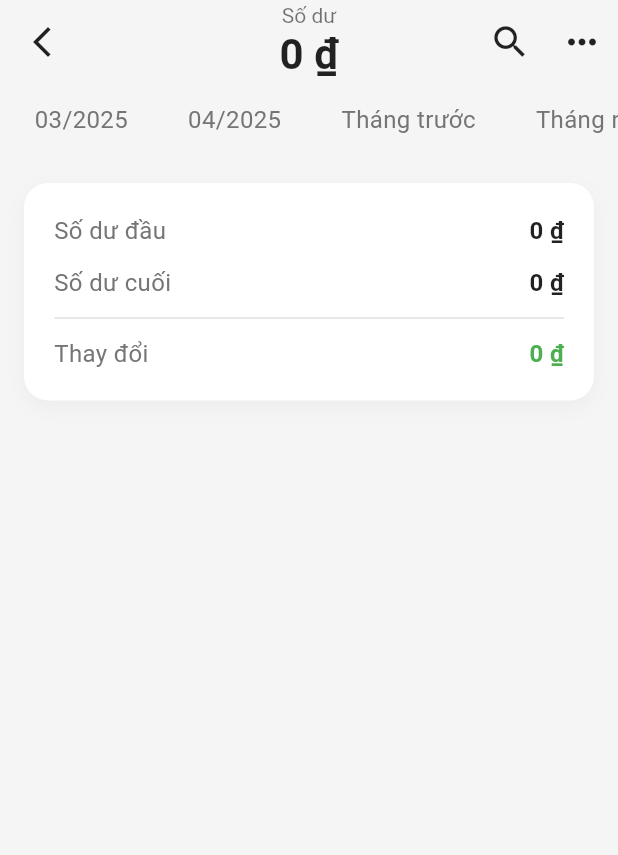
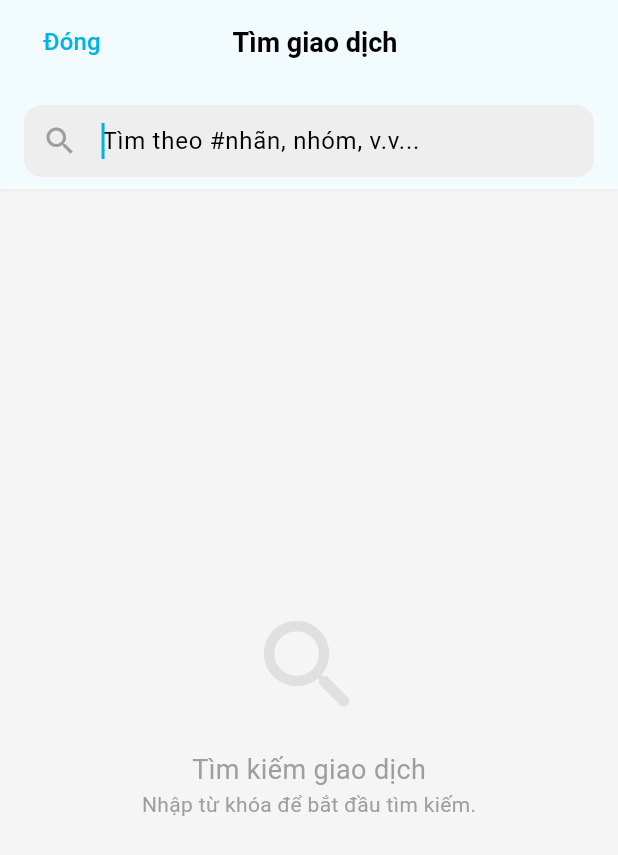
Before and after one commit to PhatNguyenTT/ExpensesTracker, a Flutter app: the ViewAllExpenses screen opened directly with empty values, after a tap on the "search" icon, on a phone screen of 412 x 824 dp. Shown: the top 855 px of the screen. Run offline on Flutter 3.47's test engine with Material 3 defaults, Android fonts, the phone set to English and light mode, and no system bars; our stand-ins replace bloc, cloud_firestore, equatable, firebase_core, fl_chart, flutter_bloc and 3 more; accounts and stored records are empty.

Commit message:
update find_expense_screen

```diff
--- a/lib/screens/calendar/calendarScreen.dart
+++ b/lib/screens/calendar/calendarScreen.dart
@@ -305,7 +305,7 @@ class _CalendarScreenState extends State<CalendarScreen>
           const SizedBox(width: 12),
           Expanded(
             child: _buildModernSummaryCard(
-              'Số dư',
+              'Tổng',
               totalBalance,
               totalBalance >= 0
                   ? [Colors.blue.shade400, Colors.blue.shade600]
--- /dev/null
+++ b/lib/screens/home/views/find_expense_screen.dart
@@ -0,0 +1,307 @@
+import 'package:collection/collection.dart';
+import 'package:expense_repository/expense_repository.dart';
+import 'package:flutter/material.dart';
+import 'package:intl/intl.dart';
+import 'package:expenses_tracker/utils/icon_mapper.dart';
+import 'package:expense_repository/src/models/transaction_type.dart' as tt;
+
+class FindExpenseScreen extends StatefulWidget {
+  final List<Expense> allExpenses;
+
+  const FindExpenseScreen({super.key, required this.allExpenses});
+
+  @override
+  State<FindExpenseScreen> createState() => _FindExpenseScreenState();
+}
+
+class _FindExpenseScreenState extends State<FindExpenseScreen> {
+  final _searchController = TextEditingController();
+  List<Expense> _filteredExpenses = [];
+
+  @override
+  void initState() {
+    super.initState();
+    _searchController.addListener(_onSearchChanged);
+    // Khởi tạo danh sách rỗng, không hiển thị gì ban đầu
+  }
+
+  void _onSearchChanged() {
+    final query = _searchController.text.toLowerCase();
+    setState(() {
+      if (query.isEmpty) {
+        // Nếu không có query, danh sách kết quả là rỗng
+        _filteredExpenses = [];
+      } else {
+        _filteredExpenses = widget.allExpenses.where((e) {
+          final categoryMatch = e.category.name.toLowerCase().contains(query);
+          final noteMatch = e.note?.toLowerCase().contains(query) ?? false;
+          return categoryMatch || noteMatch;
+        }).toList();
+      }
+    });
+  }
+
+  @override
+  void dispose() {
+    _searchController.removeListener(_onSearchChanged);
+    _searchController.dispose();
+    super.dispose();
+  }
+
+  @override
+  Widget build(BuildContext context) {
+    // Tính toán summary từ kết quả lọc
+    final income = _filteredExpenses
+        .where((e) => e.category.type == tt.TransactionType.income)
+        .fold<double>(0, (sum, e) => sum + e.amount);
+    final expense = _filteredExpenses
+        .where((e) => e.category.type == tt.TransactionType.expense)
+        .fold<double>(0, (sum, e) => sum + e.amount);
+    final balance = income - expense;
+
+    // Nhóm kết quả theo ngày
+    final groupedByDay = groupBy(_filteredExpenses,
+        (Expense e) => DateTime(e.date.year, e.date.month, e.date.day));
+    final sortedDays = groupedByDay.keys.toList()
+      ..sort((a, b) => b.compareTo(a));
+
+    return Scaffold(
+      backgroundColor: Colors.grey[100],
+      appBar: _buildAppBar(),
+      body: Column(
+        children: [
+          // Chỉ hiển thị summary header khi có kết quả
+          if (_filteredExpenses.isNotEmpty)
+            _buildSummaryHeader(income, expense, balance),
+          Expanded(
+            child: _searchController.text.isEmpty
+                ? _buildInitialEmptyState()
+                : _filteredExpenses.isEmpty
+                    ? _buildNoResultsState()
+                    : ListView.builder(
+                        padding: const EdgeInsets.symmetric(horizontal: 16),
+                        itemCount: sortedDays.length,
+                        itemBuilder: (context, index) {
+                          final day = sortedDays[index];
+                          final dailyExpenses = groupedByDay[day]!;
+                          return _buildDailyExpenseCard(day, dailyExpenses);
+                        },
+                      ),
+          ),
+        ],
+      ),
+    );
+  }
+
+  AppBar _buildAppBar() {
+    return AppBar(
+      backgroundColor: Colors.white,
+      elevation: 1,
+      shadowColor: Colors.black12,
+      automaticallyImplyLeading: false, // Tắt nút back mặc định
+      title: Row(
+        children: [
+          TextButton(
+            onPressed: () => Navigator.of(context).pop(),
+            child: const Text('Đóng', style: TextStyle(fontSize: 16)),
+          ),
+          const Expanded(
+            child: Text(
+              'Tìm giao dịch',
+              textAlign: TextAlign.center,
+              style: TextStyle(
+                  color: Colors.black,
+                  fontWeight: FontWeight.bold,
+                  fontSize: 18),
+            ),
+          ),
+          const SizedBox(width: 56), // Để cân bằng với nút Đóng
+        ],
+      ),
+      bottom: PreferredSize(
+        preferredSize: const Size.fromHeight(70.0),
+        child: Padding(
+          padding: const EdgeInsets.symmetric(horizontal: 16.0, vertical: 8.0),
+          child: TextField(
+            controller: _searchController,
+            autofocus: true,
+            decoration: InputDecoration(
+              hintText: 'Tìm theo #nhãn, nhóm, v.v...',
+              prefixIcon: const Icon(Icons.search, color: Colors.grey),
+              filled: true,
+              fillColor: Colors.grey[200],
+              border: OutlineInputBorder(
+                borderRadius: BorderRadius.circular(12),
+                borderSide: BorderSide.none,
+              ),
+              contentPadding: EdgeInsets.zero,
+              suffixIcon: _searchController.text.isNotEmpty
+                  ? IconButton(
+                      icon: const Icon(Icons.clear, color: Colors.grey),
+                      onPressed: () => _searchController.clear(),
+                    )
+                  : null,
+            ),
+          ),
+        ),
+      ),
+    );
+  }
+
+  Widget _buildSummaryHeader(double income, double expense, double balance) {
+    return Container(
+      color: Colors.white,
+      padding: const EdgeInsets.fromLTRB(16, 0, 16, 16),
+      child: Column(
+        crossAxisAlignment: CrossAxisAlignment.start,
+        children: [
+          Text(
+            '${_filteredExpenses.length} kết quả',
+            style: const TextStyle(fontWeight: FontWeight.w500),
+          ),
+          const SizedBox(height: 12),
+          _buildSummaryRow('Khoản thu', income, Colors.green),
+          const SizedBox(height: 4),
+          _buildSummaryRow('Khoản chi', expense, Colors.red),
+          const Divider(height: 16),
+          _buildSummaryRow(
+              'Số dư', balance, balance >= 0 ? Colors.green : Colors.red,
+              isTotal: true),
+        ],
+      ),
+    );
+  }
+
+  Widget _buildSummaryRow(String label, double value, Color color,
+      {bool isTotal = false}) {
+    return Row(
+      mainAxisAlignment: MainAxisAlignment.spaceBetween,
+      children: [
+        Text(label,
+            style: TextStyle(
+                fontSize: 14,
+                color: Colors.grey[600],
+                fontWeight: isTotal ? FontWeight.bold : FontWeight.normal)),
+        Text(
+          NumberFormat.currency(locale: 'vi_VN', symbol: '₫').format(value),
+          style: TextStyle(
+              fontSize: 14,
+              color: color,
+              fontWeight: isTotal ? FontWeight.bold : FontWeight.w500),
+        ),
+      ],
+    );
+  }
+
+  Widget _buildInitialEmptyState() {
+    return Center(
+      child: Column(
+        mainAxisAlignment: MainAxisAlignment.center,
+        children: [
+          Icon(
+            Icons.search_rounded,
+            size: 80,
+            color: Colors.grey.shade300,
+          ),
+          const SizedBox(height: 16),
+          const Text(
+            'Tìm kiếm giao dịch',
+            style: TextStyle(fontSize: 18, color: Colors.grey),
+          ),
+          const Text(
+            'Nhập từ khóa để bắt đầu tìm kiếm.',
+            style: TextStyle(color: Colors.grey),
+          ),
+        ],
+      ),
+    );
+  }
+
+  Widget _buildNoResultsState() {
+    return Center(
+      child: Column(
+        mainAxisAlignment: MainAxisAlignment.center,
+        children: [
+          Icon(
+            Icons.search_off_rounded,
+            size: 80,
+            color: Colors.grey.shade300,
+          ),
+          const SizedBox(height: 16),
+          const Text(
+            'Không tìm thấy kết quả',
+            style: TextStyle(fontSize: 18, color: Colors.grey),
+          ),
+          const Text(
+            'Hãy thử tìm kiếm với từ khóa khác.',
+            style: TextStyle(color: Colors.grey),
+          ),
+        ],
+      ),
+    );
+  }
+
+  Widget _buildDailyExpenseCard(DateTime day, List<Expense> expenses) {
+    return Container(
+      margin: const EdgeInsets.only(top: 16),
+      child: Column(
+        crossAxisAlignment: CrossAxisAlignment.start,
+        children: [
+          Text(
+            DateFormat('EEEE, dd MMMM yyyy', 'vi_VN').format(day).toUpperCase(),
+            style: TextStyle(
+              color: Colors.grey.shade600,
+              fontWeight: FontWeight.w600,
+              fontSize: 12,
+            ),
+          ),
+          const SizedBox(height: 8),
+          ...expenses.map((e) => _buildExpenseTile(e)),
+        ],
+      ),
+    );
+  }
+
+  Widget _buildExpenseTile(Expense expense) {
+    final isExpense = expense.category.type == tt.TransactionType.expense;
+    return Container(
+      margin: const EdgeInsets.symmetric(vertical: 4),
+      padding: const EdgeInsets.all(12),
+      decoration: BoxDecoration(
+        color: Colors.white,
+        borderRadius: BorderRadius.circular(12),
+      ),
+      child: Row(
+        children: [
+          Container(
+            padding: const EdgeInsets.all(8),
+            decoration: BoxDecoration(
+              color: expense.category.color.withOpacity(0.15),
+              shape: BoxShape.circle,
+            ),
+            child: Icon(
+              IconMapper.getIcon(expense.category.icon),
+              color: expense.category.color,
+              size: 20,
+            ),
+          ),
+          const SizedBox(width: 12),
+          Expanded(
+            child: Text(
+              expense.category.name,
+              style: const TextStyle(fontSize: 16, fontWeight: FontWeight.w500),
+            ),
+          ),
+          Text(
+            '${isExpense ? '-' : '+'}${NumberFormat.currency(locale: 'vi_VN', symbol: '₫').format(expense.amount)}',
+            style: TextStyle(
+              color: isExpense ? Colors.red : Colors.green,
+              fontSize: 16,
+              fontWeight: FontWeight.bold,
+            ),
+          ),
+        ],
+      ),
+    );
+  }
+}
--- a/lib/screens/home/views/view_all_expenses.dart
+++ b/lib/screens/home/views/view_all_expenses.dart
@@ -6,6 +6,7 @@ import 'package:flutter/material.dart';
 import 'package:intl/intl.dart';
 import 'package:expenses_tracker/utils/icon_mapper.dart';
 import 'package:expense_repository/src/models/transaction_type.dart' as tt;
+import 'package:expenses_tracker/screens/home/views/find_expense_screen.dart';
 
 class ViewAllExpenses extends StatefulWidget {
   final List<Expense> expenses;
@@ -175,7 +176,15 @@ class _ViewAllExpensesState extends State<ViewAllExpenses> {
       ),
       actions: [
         IconButton(
-          onPressed: () {},
+          onPressed: () {
+            Navigator.push(
+              context,
+              MaterialPageRoute(
+                builder: (context) =>
+                    FindExpenseScreen(allExpenses: widget.expenses),
+              ),
+            );
+          },
           icon: const Icon(Icons.search, color: Colors.black87, size: 28),
         ),
         IconButton(
```
